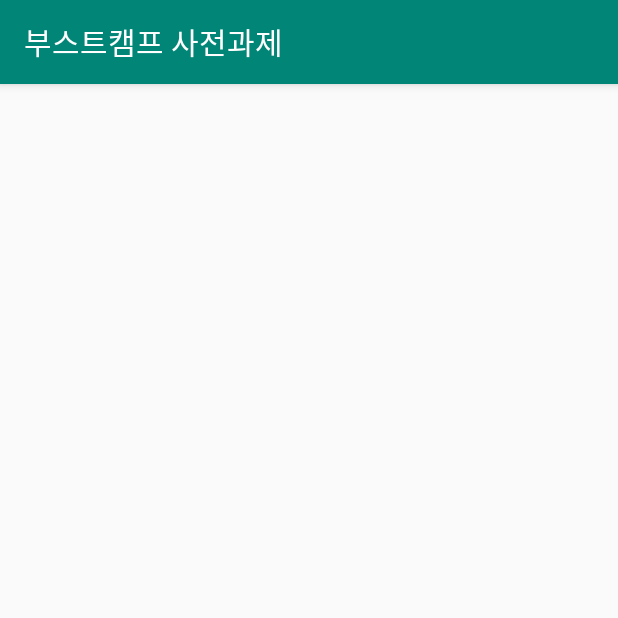
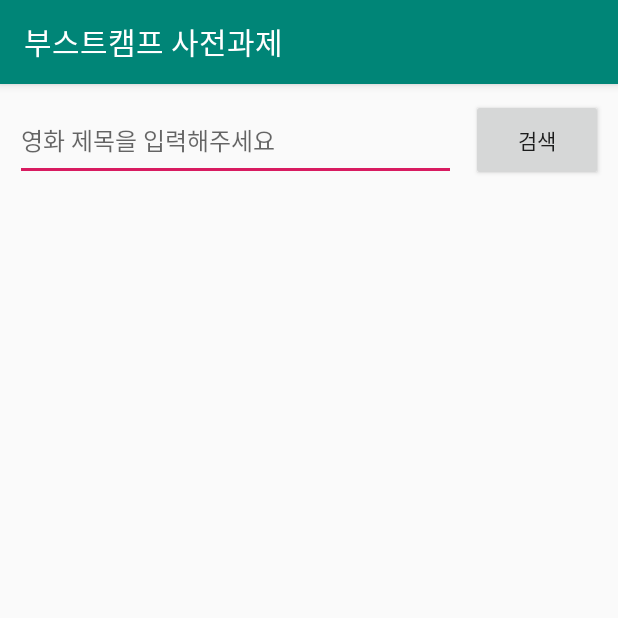
Before and after one commit to ch-Yoon/movie_list_toy_project, an Android app: the screen it shows after launch (MovieListActivity), on a phone screen of 412 x 824 dp, the top half of it. Run offline under Robolectric (Android 15) with nearby library versions, the phone set to English and light mode, and no system bars.

Commit message:
Create : movie list view xml
1. Created the EditText for movie title input.
2. Created the Button for movie data request.
3. Created the RecyclerView for movie data list output.

```diff
--- a/movielist/app/src/main/res/layout/activity_movie_list.xml
+++ b/movielist/app/src/main/res/layout/activity_movie_list.xml
@@ -5,4 +5,40 @@
     android:layout_width="match_parent"
     android:layout_height="match_parent"
     tools:context=".activities.MovieListActivity">
+
+    <EditText
+        android:id="@+id/movieTitleEditText"
+        android:layout_width="0dp"
+        android:layout_height="wrap_content"
+        android:layout_margin="@dimen/movie_list_movie_title_edit_text_margin"
+        android:hint="@string/movie_list_movie_title_edit_text_hint"
+        android:inputType="textPersonName"
+        android:paddingTop="@dimen/movie_list_movie_title_edit_text_padding"
+        android:paddingBottom="@dimen/movie_list_movie_title_edit_text_padding"
+        android:textSize="@dimen/movie_list_movie_title_edit_text_text_size"
+        app:layout_constraintEnd_toStartOf="@+id/movieDataRequestButton"
+        app:layout_constraintStart_toStartOf="parent"
+        app:layout_constraintTop_toTopOf="parent" />
+
+    <Button
+        android:id="@+id/movieDataRequestButton"
+        android:layout_width="wrap_content"
+        android:layout_height="0dp"
+        android:layout_marginRight="@dimen/movie_list_movie_data_request_button_margin"
+        android:text="@string/movie_list_movie_data_request_button"
+        app:layout_constraintBottom_toBottomOf="@+id/movieTitleEditText"
+        app:layout_constraintEnd_toEndOf="parent"
+        app:layout_constraintTop_toTopOf="@+id/movieTitleEditText" />
+
+    <android.support.v7.widget.RecyclerView
+        android:id="@+id/movieListRecyclerView"
+        android:layout_width="0dp"
+        android:layout_height="0dp"
+        android:layout_marginTop="@dimen/movie_list_recycler_view_margin"
+        android:layout_marginBottom="@dimen/movie_list_recycler_view_margin"
+        app:layout_constraintBottom_toBottomOf="parent"
+        app:layout_constraintEnd_toEndOf="@+id/movieDataRequestButton"
+        app:layout_constraintStart_toStartOf="@+id/movieTitleEditText"
+        app:layout_constraintTop_toBottomOf="@+id/movieTitleEditText" />
+
 </android.support.constraint.ConstraintLayout>
--- a/movielist/app/src/main/res/values/dimens.xml
+++ b/movielist/app/src/main/res/values/dimens.xml
@@ -1,3 +1,9 @@
 <?xml version="1.0" encoding="utf-8"?>
 <resources>
+    <!-- movie list dimens -->
+    <dimen name="movie_list_movie_title_edit_text_margin">10dp</dimen>
+    <dimen name="movie_list_movie_title_edit_text_padding">15dp</dimen>
+    <dimen name="movie_list_movie_title_edit_text_text_size">16sp</dimen>
+    <dimen name="movie_list_movie_data_request_button_margin">10dp</dimen>
+    <dimen name="movie_list_recycler_view_margin">10dp</dimen>
 </resources>
--- a/movielist/app/src/main/res/values/strings.xml
+++ b/movielist/app/src/main/res/values/strings.xml
@@ -1,4 +1,7 @@
 <resources>
     <string name="app_name">부스트캠프 사전과제</string>
 
+    <!-- movie list string values -->
+    <string name="movie_list_movie_data_request_button">검색</string>
+    <string name="movie_list_movie_title_edit_text_hint">영화 제목을 입력해주세요</string>
 </resources>
```
